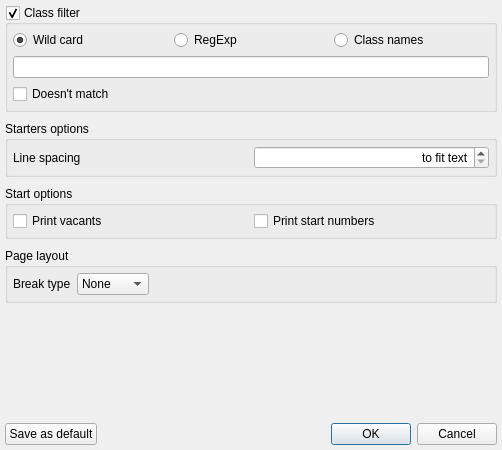
Old version of the form quickevent/app/plugins/qml/Runs/src/Runs/reportoptionsdialog.ui in the repository Quick-Event/quickbox.
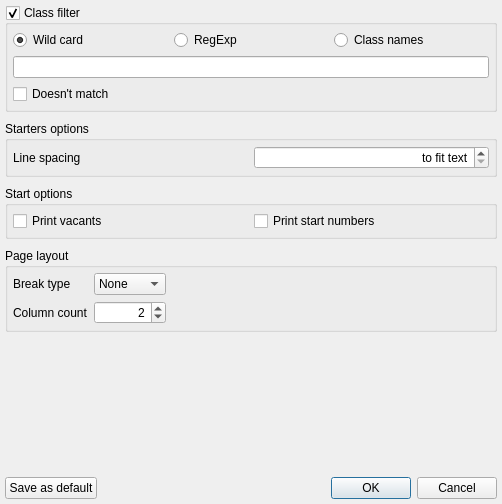
New version of the form.

What changed in the file:
```diff
--- a/quickevent/app/plugins/qml/Runs/src/Runs/reportoptionsdialog.ui
+++ b/quickevent/app/plugins/qml/Runs/src/Runs/reportoptionsdialog.ui
@@ -7,7 +7,7 @@
     <x>0</x>
     <y>0</y>
     <width>502</width>
-    <height>450</height>
+    <height>504</height>
    </rect>
   </property>
   <property name="windowTitle">
@@ -238,6 +238,29 @@
         </property>
        </widget>
       </item>
+      <item row="1" column="0">
+       <widget class="QLabel" name="label_3">
+        <property name="text">
+         <string>Column count</string>
+        </property>
+       </widget>
+      </item>
+      <item row="1" column="1">
+       <widget class="QSpinBox" name="edColumnCount">
+        <property name="alignment">
+         <set>Qt::AlignRight|Qt::AlignTrailing|Qt::AlignVCenter</set>
+        </property>
+        <property name="minimum">
+         <number>1</number>
+        </property>
+        <property name="maximum">
+         <number>3</number>
+        </property>
+        <property name="value">
+         <number>2</number>
+        </property>
+       </widget>
+      </item>
      </layout>
     </widget>
    </item>
```
